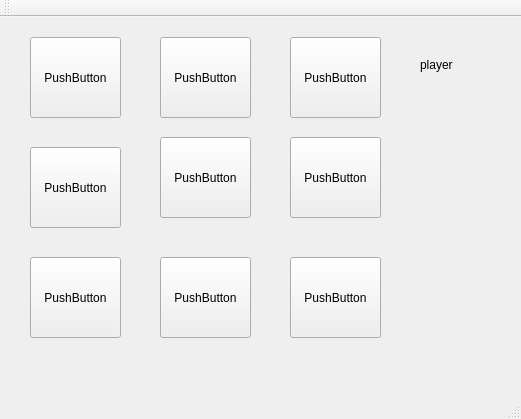
The window that mainwindow.ui (smwoolridge/TicTacToe) describes before a commit, drawn with Qt 5.
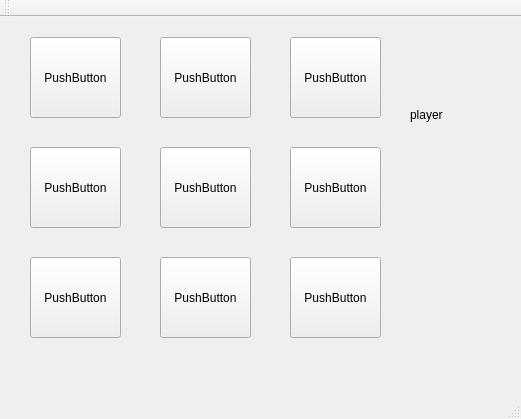
The same window after the commit.

Commit message: Fixed the index loop. wasn't working right

Diff of the .ui file:
```diff
--- a/mainwindow.ui
+++ b/mainwindow.ui
@@ -44,7 +44,7 @@
     <property name="geometry">
      <rect>
       <x>160</x>
-      <y>120</y>
+      <y>130</y>
       <width>91</width>
       <height>81</height>
      </rect>
@@ -70,7 +70,7 @@
     <property name="geometry">
      <rect>
       <x>290</x>
-      <y>120</y>
+      <y>130</y>
       <width>91</width>
       <height>81</height>
      </rect>
@@ -134,8 +134,8 @@
    <widget class="QLabel" name="playerLabel">
     <property name="geometry">
      <rect>
-      <x>420</x>
-      <y>40</y>
+      <x>410</x>
+      <y>90</y>
       <width>58</width>
       <height>16</height>
      </rect>
@@ -144,6 +144,19 @@
      <string>player</string>
     </property>
    </widget>
+   <widget class="QLabel" name="winnerLabel">
+    <property name="geometry">
+     <rect>
+      <x>410</x>
+      <y>50</y>
+      <width>58</width>
+      <height>16</height>
+     </rect>
+    </property>
+    <property name="text">
+     <string/>
+    </property>
+   </widget>
   </widget>
   <widget class="QMenuBar" name="menuBar">
    <property name="geometry">
```
The commit also changes 2 other files.
